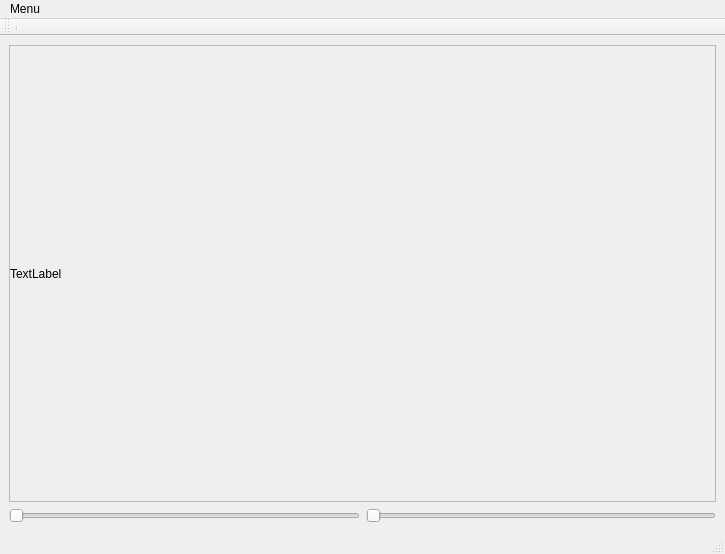
Above: splitview.ui from micha2408/VideoSplitter before the change. Below: the same form after it.
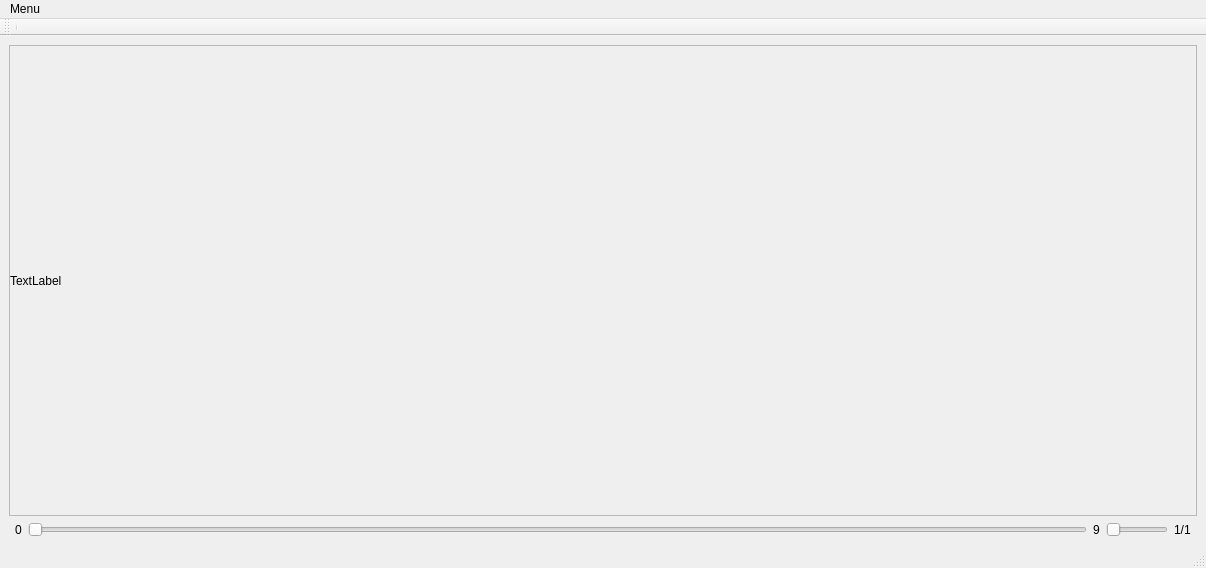
That is the form after the change. Custom widgets are drawn as their Qt base class.

Commit message: slider verbessert

Patch:
```diff
--- a/splitview.ui
+++ b/splitview.ui
@@ -6,8 +6,8 @@
    <rect>
     <x>0</x>
     <y>0</y>
-    <width>725</width>
-    <height>554</height>
+    <width>1206</width>
+    <height>568</height>
    </rect>
   </property>
   <property name="windowTitle">
@@ -15,21 +15,7 @@
   </property>
   <widget class="QWidget" name="centralwidget">
    <layout class="QGridLayout" name="gridLayout">
-    <item row="1" column="1">
-     <widget class="QSlider" name="sliderLast">
-      <property name="orientation">
-       <enum>Qt::Horizontal</enum>
-      </property>
-     </widget>
-    </item>
-    <item row="1" column="0">
-     <widget class="QSlider" name="sliderFirst">
-      <property name="orientation">
-       <enum>Qt::Horizontal</enum>
-      </property>
-     </widget>
-    </item>
-    <item row="0" column="0" colspan="2">
+    <item row="0" column="0" colspan="7">
      <widget class="QScrollArea" name="scrollArea">
       <property name="widgetResizable">
        <bool>true</bool>
@@ -39,8 +25,8 @@
         <rect>
          <x>0</x>
          <y>0</y>
-         <width>705</width>
-         <height>453</height>
+         <width>1186</width>
+         <height>466</height>
         </rect>
        </property>
        <layout class="QGridLayout" name="gridLayout_2">
@@ -73,6 +59,47 @@
       </widget>
      </widget>
     </item>
+    <item row="1" column="1">
+     <widget class="QLabel" name="labelLower">
+      <property name="text">
+       <string>0</string>
+      </property>
+     </widget>
+    </item>
+    <item row="1" column="2">
+     <widget class="RangeSlider" name="rangeSlider">
+      <property name="orientation">
+       <enum>Qt::Horizontal</enum>
+      </property>
+     </widget>
+    </item>
+    <item row="1" column="5">
+     <widget class="QLabel" name="labelSort">
+      <property name="text">
+       <string>1/1</string>
+      </property>
+     </widget>
+    </item>
+    <item row="1" column="3">
+     <widget class="QLabel" name="labelUpper">
+      <property name="text">
+       <string>9</string>
+      </property>
+     </widget>
+    </item>
+    <item row="1" column="4">
+     <widget class="QSlider" name="sortSlider">
+      <property name="maximumSize">
+       <size>
+        <width>62</width>
+        <height>16777215</height>
+       </size>
+      </property>
+      <property name="orientation">
+       <enum>Qt::Horizontal</enum>
+      </property>
+     </widget>
+    </item>
    </layout>
   </widget>
   <widget class="QMenuBar" name="menubar">
@@ -80,7 +107,7 @@
     <rect>
      <x>0</x>
      <y>0</y>
-     <width>725</width>
+     <width>1206</width>
      <height>21</height>
     </rect>
    </property>
@@ -123,6 +150,13 @@
    </property>
   </action>
  </widget>
+ <customwidgets>
+  <customwidget>
+   <class>RangeSlider</class>
+   <extends>QSlider</extends>
+   <header>rangeslider.h</header>
+  </customwidget>
+ </customwidgets>
  <resources/>
  <connections/>
 </ui>
```
The commit also changes 7 other files.
